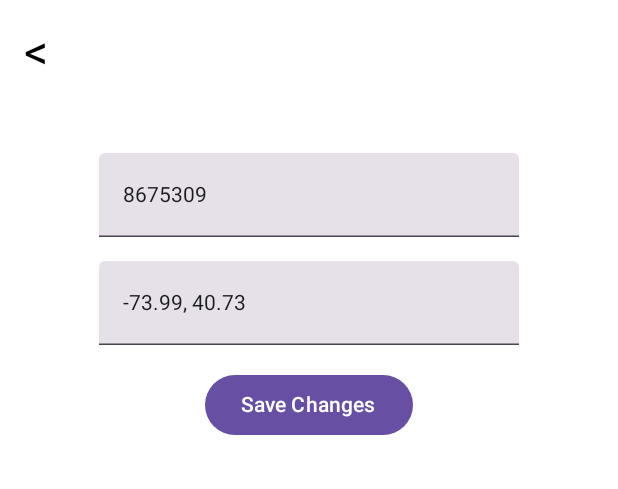
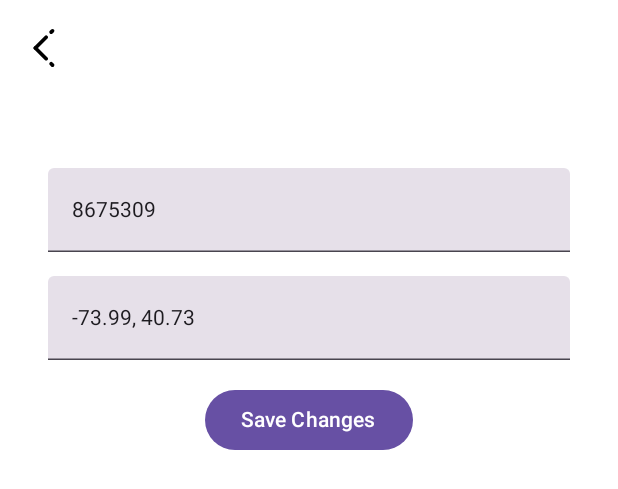
Before and after one commit to danigol/FunShine, an Android app built with Jetpack Compose: the @Preview function PreviewSettingsScreen, on a phone screen of 412 x 824 dp. Shown: the top 489 px of the screen. Run offline under Robolectric (Android 15) with nearby library versions, the phone set to English and light mode, and no system bars.

Commit message:
Some tweaks to settings to bring it closer to final design.

```diff
--- a/app/src/main/java/com/daniellegolinsky/funshine/ui/settings/SettingsScreen.kt
+++ b/app/src/main/java/com/daniellegolinsky/funshine/ui/settings/SettingsScreen.kt
@@ -16,7 +16,8 @@ import androidx.compose.ui.Alignment
 import androidx.compose.ui.Modifier
 import androidx.compose.ui.tooling.preview.Preview
 import androidx.compose.ui.unit.dp
-import androidx.compose.ui.unit.sp
+import com.daniellegolinsky.designsystem.components.FsIconButton
+import com.daniellegolinsky.designsystem.R
 import com.daniellegolinsky.funshine.viewstates.settings.SettingsViewState
 
 @Composable
@@ -26,26 +27,43 @@ fun SettingsScreen(
 ) {
     // TODO TODOs all around!
     Column(
-        horizontalAlignment = Alignment.CenterHorizontally,
-        modifier = modifier.fillMaxSize()
+        horizontalAlignment = Alignment.Start,
+        modifier = modifier
+            .fillMaxSize()
+            .padding(top = 16.dp)
     ) {
-        Row (
+        // Faux heading line/appbar (I always found them a bit ugly, but a back arrow is okay?)
+        Row(
             horizontalArrangement = Arrangement.Start,
             modifier = Modifier.fillMaxWidth(),
         ) {
-            Text(
-                text = "<",
-                fontSize = 32.sp,
-                modifier = Modifier.padding(16.dp),
-            ) // TODO Obviously, replace!
+            FsIconButton(
+                buttonIcon = R.drawable.ic_arrow_left_black,
+                buttonIconContentDescription = R.string.ic_settings_button_back,
+                onClick = {} // TODO Basic back
+            )
+            // TODO Do we want to just make an app bar with the title? Or is it obvious with just 2 screens?
         }
-        Spacer(modifier = Modifier.height(32.dp))
-        TextField(value = viewState.apiKey, onValueChange = {})
-        Spacer(modifier = Modifier.height(16.dp))
-        TextField(value = "${viewState.latitude}, ${viewState.longitude}", onValueChange = {})
-        Spacer(modifier = Modifier.height(16.dp))
-        Button(onClick = { /*TODO*/ }) {
-            Text("Save Changes")
+        // Content
+        Column(
+            horizontalAlignment = Alignment.CenterHorizontally,
+            modifier = Modifier.padding(top = 64.dp, start = 32.dp, end = 32.dp, bottom = 64.dp)
+        ) {
+            TextField( // TODO Make a custom text field so it's consistent across Android versions?
+                value = viewState.apiKey,
+                onValueChange = {},
+                modifier = Modifier.fillMaxWidth()
+            )
+            Spacer(modifier = Modifier.height(16.dp))
+            TextField(
+                value = "${viewState.latitude}, ${viewState.longitude}",
+                onValueChange = {},
+                modifier = Modifier.fillMaxWidth()
+            )
+            Spacer(modifier = Modifier.height(16.dp))
+            Button(onClick = { /*TODO*/ }) {// TODO Make FsTextButton
+                Text("Save Changes")
+            }
         }
     }
 }
--- a/app/src/main/java/com/daniellegolinsky/funshine/ui/weather/WeatherScreen.kt
+++ b/app/src/main/java/com/daniellegolinsky/funshine/ui/weather/WeatherScreen.kt
@@ -17,7 +17,7 @@ import androidx.compose.ui.platform.LocalContext
 import androidx.compose.ui.tooling.preview.Preview
 import androidx.compose.ui.unit.dp
 import com.daniellegolinsky.designsystem.*
-import com.daniellegolinsky.designsystem.components.FsButton
+import com.daniellegolinsky.designsystem.components.FsIconButton
 import com.daniellegolinsky.designsystem.components.FsText
 import com.daniellegolinsky.designsystem.components.WeatherStatusImage
 import com.daniellegolinsky.designsystem.font.getBodyFontStyle
@@ -57,13 +57,13 @@ fun WeatherScreen(
             horizontalArrangement = Arrangement.End,
             modifier = Modifier.fillMaxWidth()
                 ){
-            FsButton(
+            FsIconButton(
                 buttonIcon = R.drawable.ic_settings_button_black,
                 buttonIconContentDescription = R.string.ic_settings_button_content_description,
                 onClick = { Toast.makeText(context, "What's wrong with my settings?", Toast.LENGTH_SHORT).show() }
             )
             Spacer(modifier = Modifier.width(2.dp))
-            FsButton(
+            FsIconButton(
                 buttonIcon = R.drawable.ic_refresh_button_black,
                 buttonIconContentDescription = R.string.ic_refresh_button_content_description,
                 onClick = { Toast.makeText(context, "How refreshing!", Toast.LENGTH_SHORT).show() }
--- /dev/null
+++ b/designsystem/src/main/res/drawable/ic_arrow_left_black.xml
@@ -0,0 +1,16 @@
+<vector xmlns:android="http://schemas.android.com/apk/res/android"
+    android:width="342dp"
+    android:height="342dp"
+    android:viewportWidth="342"
+    android:viewportHeight="342">
+  <path
+      android:fillColor="#FF000000"
+      android:pathData="M241.02,58.24c5.2,-5.2 5.2,-13.65 0,-18.86 -5.2,-5.2 -13.65,-5.2 -18.86,0l-9.43,9.43c-5.2,5.2 -5.2,13.65 0,18.86 5.2,5.2 13.65,5.2 18.86,0l9.43,-9.43ZM100.31,161.24c-5.2,5.2 -5.2,13.65 0,18.86 5.2,5.2 13.65,5.2 18.86,0l76.6,-76.6c5.2,-5.2 5.2,-13.65 0,-18.86 -5.2,-5.2 -13.65,-5.2 -18.86,0l-76.6,76.6ZM222.17,301.95c5.2,5.2 13.65,5.2 18.86,0 5.2,-5.2 5.2,-13.65 0,-18.86l-9.43,-9.43c-5.2,-5.2 -13.65,-5.2 -18.86,0 -5.2,5.2 -5.2,13.65 0,18.86l9.43,9.43Z"
+      android:strokeLineJoin="round"
+      android:fillType="evenOdd"/>
+  <path
+      android:fillColor="#FF000000"
+      android:pathData="M119.17,161.24c-5.2,-5.2 -13.65,-5.2 -18.86,0 -5.2,5.2 -5.2,13.65 0,18.86l76.6,76.6c5.2,5.2 13.65,5.2 18.86,0 5.2,-5.2 5.2,-13.65 0,-18.86l-76.6,-76.6Z"
+      android:strokeLineJoin="round"
+      android:fillType="evenOdd"/>
+</vector>
--- a/designsystem/src/main/res/values/strings.xml
+++ b/designsystem/src/main/res/values/strings.xml
@@ -4,4 +4,5 @@
 
     <string name="ic_refresh_button_content_description">Refresh button icon</string>
     <string name="ic_settings_button_content_description">Settings button icon</string>
+    <string name="ic_settings_button_back">Back button icon</string>
 </resources>
```
Also changed, not shown: designsystem/src/main/java/com/daniellegolinsky/designsystem/components/FsIconButton.kt (renamed from designsystem/src/main/java/com/daniellegolinsky/designsystem/components/FsButton.kt, +4 -5 lines), designsystem/src/main/res/drawable/ic_arrow_right_black.xml (added, +16 -0 lines), 3 other files.
